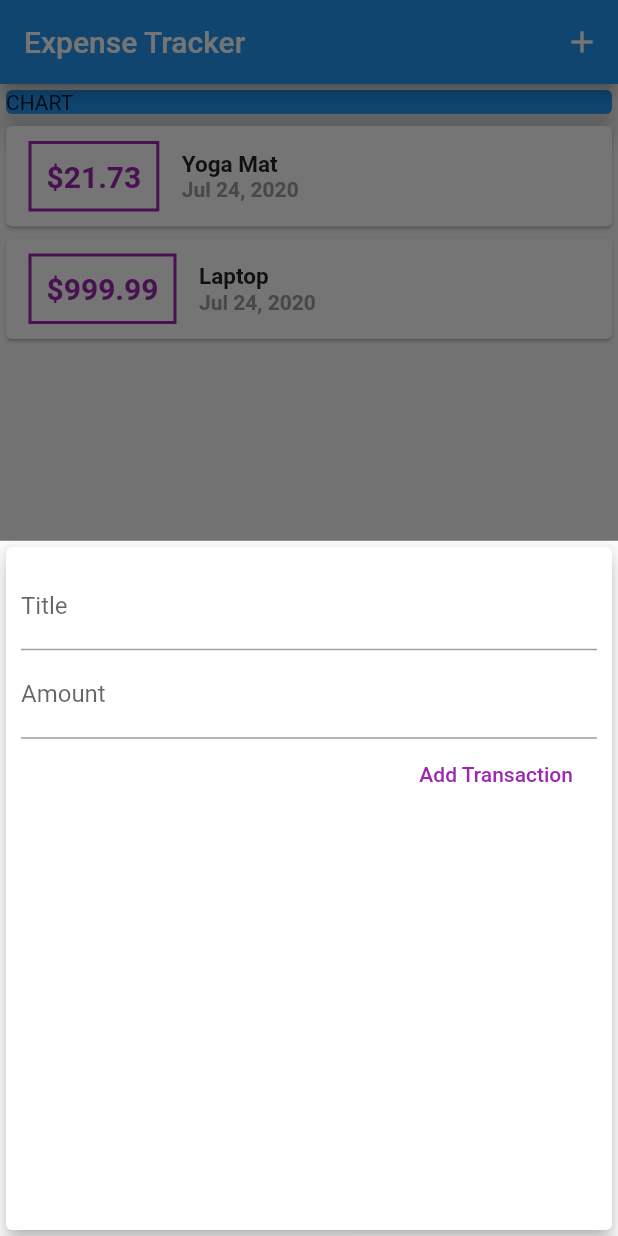
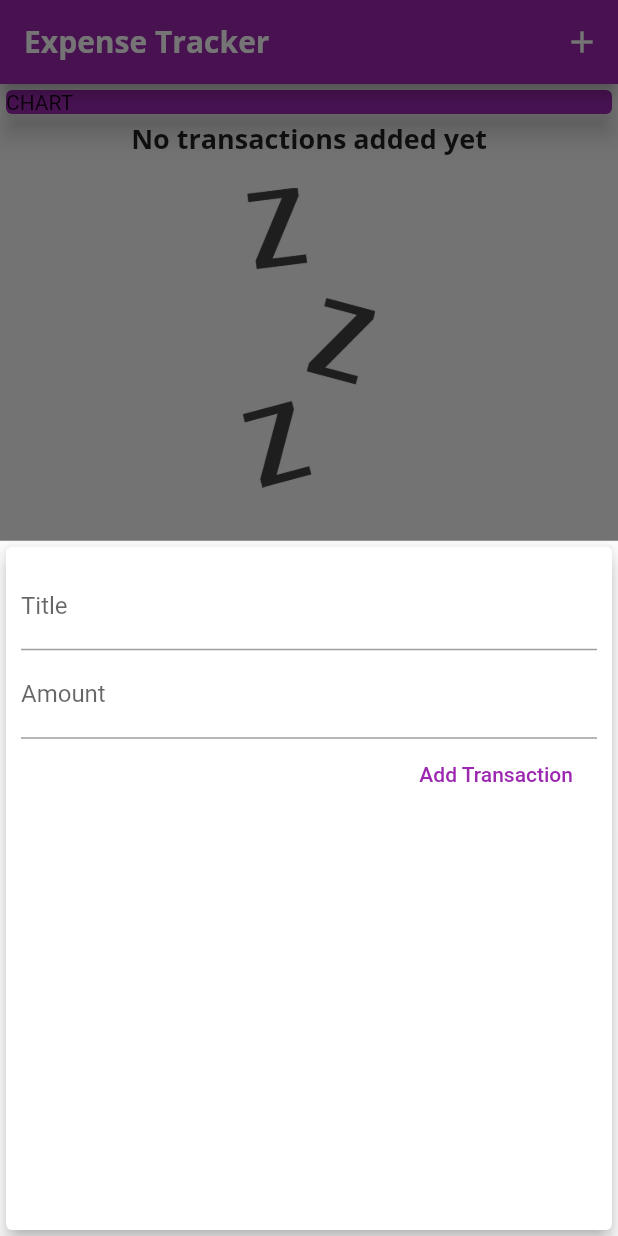
Before and after one commit to zaineb0123/ExpenseTracker, a Flutter app: the screen it shows after launch, after a tap on the "add" icon, on a phone screen of 412 x 824 dp. Run offline on Flutter 3.47's test engine with Material 2 defaults, Android fonts, the phone set to English and light mode, and no system bars.

Commit message:
Fonts and image added

```diff
--- a/lib/main.dart
+++ b/lib/main.dart
@@ -11,9 +11,23 @@ class MyApp extends StatelessWidget {
   @override
   Widget build(BuildContext context) {
     return MaterialApp(
-      title: 'Expense Tracker',
-      home: MyHomePage(),
-    );
+        title: 'Expense Tracker',
+        home: MyHomePage(),
+        theme: ThemeData(
+            primarySwatch: Colors.purple,
+            fontFamily: 'Quicksand',
+            textTheme: ThemeData.light().textTheme.copyWith(
+                headline6: TextStyle(
+                    fontFamily: 'OpenSans',
+                    fontWeight: FontWeight.bold,
+                    fontSize: 18)),
+            appBarTheme: AppBarTheme(
+                textTheme: ThemeData.light().textTheme.copyWith(
+                        headline6: TextStyle(
+                      fontFamily: 'OpenSans',
+                      fontWeight: FontWeight.bold,
+                      fontSize: 20,
+                    )))));
   }
 }
 
@@ -24,10 +38,10 @@ class MyHomePage extends StatefulWidget {
 
 class _MyHomePageState extends State<MyHomePage> {
   final List<Transaction> _userTransaction = [
-    Transaction(
-        id: 't1', title: 'Yoga Mat', amount: 21.73, date: DateTime.now()),
-    Transaction(
-        id: 't2', title: 'Laptop', amount: 999.99, date: DateTime.now()),
+    // Transaction(
+    //     id: 't1', title: 'Yoga Mat', amount: 21.73, date: DateTime.now()),
+    // Transaction(
+    //     id: 't2', title: 'Laptop', amount: 999.99, date: DateTime.now()),
   ];
 
   void _addNewTransaction(String txTitle, double txAmount) {
@@ -77,7 +91,7 @@ class _MyHomePageState extends State<MyHomePage> {
               width: double.infinity,
               child: Card(
                 child: Text('CHART'),
-                color: Colors.blue,
+                color: Theme.of(context).primaryColor,
                 elevation: 7,
               ),
             ),
--- a/lib/widgets/new_transaction.dart
+++ b/lib/widgets/new_transaction.dart
@@ -22,6 +22,7 @@ class _NewTransactionState extends State<NewTransaction> {
     }
 
     widget.addTx(enteredTitle, enteredAmount);
+    Navigator.of(context).pop();
   }
 
   @override
@@ -51,7 +52,7 @@ class _NewTransactionState extends State<NewTransaction> {
             FlatButton(
               child: Text('Add Transaction'),
               onPressed: () => {submitData},
-              textColor: Colors.purple,
+              textColor: Theme.of(context).primaryColor,
             ),
           ],
         ),
--- a/lib/widgets/transaction_list.dart
+++ b/lib/widgets/transaction_list.dart
@@ -11,7 +11,22 @@ class TransactionList extends StatelessWidget {
   Widget build(BuildContext context) {
     return Container(
         height: 300,
-        child: ListView.builder(
+        child: transactions.isEmpty
+            ? Column(
+                children: <Widget>[
+                  Text('No transactions added yet',
+                      style: Theme.of(context).textTheme.headline6),
+                  SizedBox(height: 20),
+                  Container(
+                    height: 200,
+                    child: Image.asset(
+                      'assets/images/waiting.png',
+                      fit: BoxFit.cover,
+                    ),
+                  )
+                ],
+              )
+            : ListView.builder(
                 itemBuilder: (ctx, index) {
                   return Card(
                     child: Row(
@@ -22,7 +37,8 @@ class TransactionList extends StatelessWidget {
                             horizontal: 15,
                           ),
                           decoration: BoxDecoration(
-                          border: Border.all(color: Colors.purple, width: 2)),
+                              border:
+                                  Border.all(color: Colors.purple, width: 2)),
                           padding: EdgeInsets.all(10),
                           child: Text(
                               '\$${transactions[index].amount.toStringAsFixed(2)}',
@@ -37,11 +53,11 @@ class TransactionList extends StatelessWidget {
                           children: <Widget>[
                             Text(
                               transactions[index].title,
-                          style: TextStyle(
-                              fontWeight: FontWeight.bold, fontSize: 15),
+                              style: Theme.of(context).textTheme.headline6,
                             ),
                             Text(
-                            DateFormat.yMMMd().format(transactions[index].date),
+                                DateFormat.yMMMd()
+                                    .format(transactions[index].date),
                                 style: TextStyle(
                                     color: Colors.grey,
                                     fontWeight: FontWeight.bold)),
```
Also changed, not shown: pubspec.yaml (+14 -14 lines), assets/fonts/OpenSans-Bold.ttf (added), assets/fonts/OpenSans-Regular.ttf (added), assets/fonts/Quicksand-Bold.ttf (added), assets/fonts/Quicksand-Light.ttf (added), assets/fonts/Quicksand-Medium.ttf (added), assets/fonts/Quicksand-Regular.ttf (added), assets/images/waiting.png (added). Lines whose indentation alone changed are shown as unchanged.
